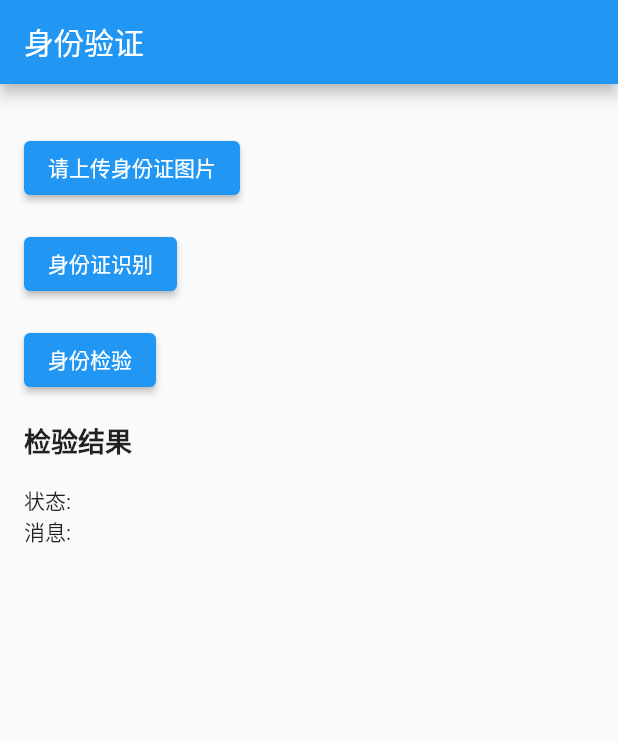
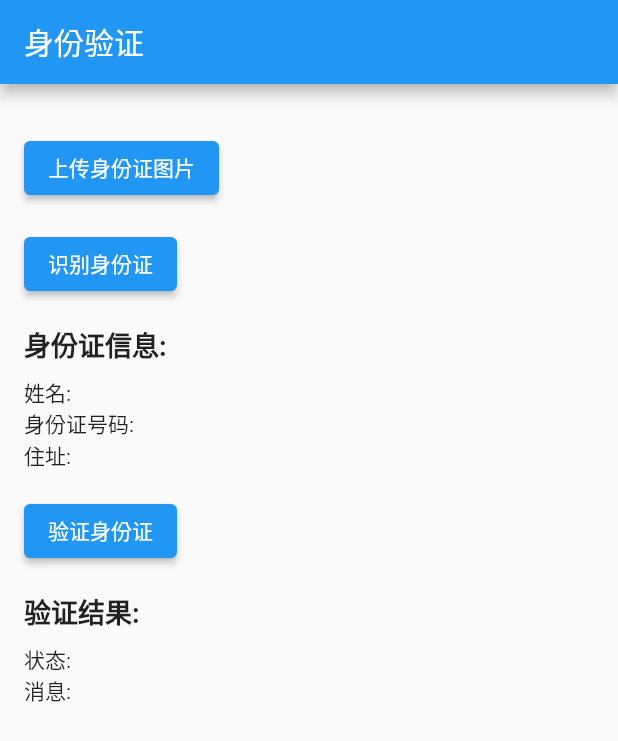
Before and after one commit to Niggling/SmartCommunity, a Flutter app: the Authentication screen opened directly, on a phone screen of 412 x 824 dp. Shown: the top 741 px of the screen. Run offline on Flutter 3.47's test engine with Material 2 defaults, Android fonts, the phone set to English and light mode, and no system bars; our stand-ins replace dio, image_picker, video_player; missing offline and left inert: dart:html, ddlwork, mysql1, xs.

Commit message:
身份证ocr识别

```diff
--- a/lib/Authentication.dart
+++ b/lib/Authentication.dart
@@ -11,20 +11,25 @@ class Authentication extends StatefulWidget {
 
 class _AuthenticationState extends State<Authentication> {
   List<String> uploadedImages = [];
-  String idCard = '220204200112240919';
-  String name = '宁立';
-  String address = ''; // 新增住址信息
+  String idCard = '';
+  String name = '';
+  String address = '';
   String status = '';
   String message = '';
 
+  TextEditingController nameController = TextEditingController();
+  TextEditingController idCardController = TextEditingController();
+  TextEditingController addressController = TextEditingController();
+
   void onImageUploaded() async {
-    final Uint8List? pickedImage =
-    await ImagePicker().getImage(source: ImageSource.gallery).then(
-          (value) => value!.readAsBytes(),
+    final XFile? pickedImage = await ImagePicker().pickImage(
+      source: ImageSource.gallery,
     );
+
     if (pickedImage != null) {
+      final Uint8List pickedImageBytes = await pickedImage.readAsBytes();
       setState(() {
-        String imageString = base64Encode(pickedImage);
+        String imageString = base64Encode(pickedImageBytes);
         uploadedImages.add(imageString);
       });
     }
@@ -59,7 +64,7 @@ class _AuthenticationState extends State<Authentication> {
         if (status == '01') {
           idCard = data['idCard'];
           name = data['name'];
-          address = data['address']; // 更新住址信息
+          // address = data['address'];
         }
       });
     } else {
@@ -68,33 +73,6 @@ class _AuthenticationState extends State<Authentication> {
         message = '身份验证请求出错';
       });
     }
-
-    showDialog(
-      context: context,
-      builder: (BuildContext context) {
-        return AlertDialog(
-          title: Text(message),
-          content: Column(
-            crossAxisAlignment: CrossAxisAlignment.start,
-            children: [
-              if (status == '01') ...[
-                Text('姓名: $name'),
-                Text('身份证号码: $idCard'),
-                Text('住址: $address'), // 显示住址信息
-              ],
-            ],
-          ),
-          actions: [
-            TextButton(
-              onPressed: () {
-                Navigator.of(context).pop();
-              },
-              child: Text('确认'),
-            ),
-          ],
-        );
-      },
-    );
   }
 
   void identifyIdCard() async {
@@ -142,11 +120,14 @@ class _AuthenticationState extends State<Authentication> {
       if (data['ret'] == 200) {
         setState(() {
           final idCardData = data['data'];
-          status = 'Success';
-          message = '身份证识别成功';
+          status = '';
+          message = '';
           idCard = idCardData['number'];
           name = idCardData['name'];
-          address = idCardData['address']; // 更新住址信息
+          address = idCardData['address'];
+          nameController.text = name; // 更新姓名文本框的内容
+          idCardController.text = idCard; // 更新身份证号码文本框的内容
+          addressController.text = address; // 更新住址文本框的内容
         });
       } else {
         setState(() {
@@ -160,33 +141,6 @@ class _AuthenticationState extends State<Authentication> {
         message = 'OCR请求出错';
       });
     }
-
-    showDialog(
-      context: context,
-      builder: (BuildContext context) {
-        return AlertDialog(
-          title: Text(message),
-          content: Column(
-            crossAxisAlignment: CrossAxisAlignment.start,
-            children: [
-              if (status == 'Success') ...[
-                Text('姓名: $name'),
-                Text('身份证号码: $idCard'),
-                Text('住址: $address'), // 显示住址信息
-              ],
-            ],
-          ),
-          actions: [
-            TextButton(
-              onPressed: () {
-                Navigator.of(context).pop();
-              },
-              child: Text('确认'),
-            ),
-          ],
-        );
-      },
-    );
   }
 
   Widget buildUploadedImages() {
@@ -209,6 +163,7 @@ class _AuthenticationState extends State<Authentication> {
                   width: 100,
                   height: 100,
                   decoration: BoxDecoration(
+                    borderRadius: BorderRadius.circular(8),
                     image: DecorationImage(
                       image: MemoryImage(base64Decode(imageData)),
                       fit: BoxFit.cover,
@@ -220,6 +175,99 @@ class _AuthenticationState extends State<Authentication> {
           ),
         ],
       );
+    }
+  }
+
+  Widget buildIdCardInfo() {
+    if (status == '01') {
+      return Column(
+        crossAxisAlignment: CrossAxisAlignment.start,
+        children: [
+          Text(
+            '姓名:',
+            style: TextStyle(fontSize: 16, fontWeight: FontWeight.bold),
+          ),
+          SizedBox(height: 4),
+          TextField(
+            controller: nameController,
+            decoration: InputDecoration(
+              hintText: '请输入姓名',
+              border: OutlineInputBorder(),
+            ),
+            onChanged: (value) {
+              setState(() {
+                name = value;
+              });
+            },
+          ),
+          SizedBox(height: 8),
+          Text(
+            '身份证号码:',
+            style: TextStyle(fontSize: 16, fontWeight: FontWeight.bold),
+          ),
+          SizedBox(height: 4),
+          TextField(
+            controller: idCardController,
+            decoration: InputDecoration(
+              hintText: '请输入身份证号码',
+              border: OutlineInputBorder(),
+            ),
+            onChanged: (value) {
+              setState(() {
+                idCard = value;
+              });
+            },
+          ),
+          SizedBox(height: 8),
+          Text(
+            '住址:',
+            style: TextStyle(fontSize: 16, fontWeight: FontWeight.bold),
+          ),
+          SizedBox(height: 4),
+          TextField(
+            controller: addressController,
+            decoration: InputDecoration(
+              hintText: '请输入住址',
+              border: OutlineInputBorder(),
+            ),
+            onChanged: (value) {
+              setState(() {
+                address = value;
+              });
+            },
+          ),
+          SizedBox(height: 16),
+          ElevatedButton(
+            onPressed: () {
+              showDialog(
+                context: context,
+                builder: (BuildContext context) {
+                  return AlertDialog(
+                    title: Text('信息已保存'),
+                    content: Text('身份信息已更新'),
+                    actions: [
+                      TextButton(
+                        onPressed: () {
+                          setState(() {
+                            nameController.text = name;
+                            idCardController.text = idCard;
+                            addressController.text = address;
+                          });
+                          Navigator.of(context).pop();
+                        },
+                        child: Text('确认'),
+                      ),
+                    ],
+                  );
+                },
+              );
+            },
+            child: Text('保存信息'),
+          ),
+        ],
+      );
+    } else {
+      return Container();
     }
   }
 
@@ -238,31 +286,37 @@ class _AuthenticationState extends State<Authentication> {
             SizedBox(height: 16),
             ElevatedButton(
               onPressed: onImageUploaded,
-              child: Text('请上传身份证图片'),
+              child: Text('上传身份证图片'),
             ),
             SizedBox(height: 16),
             ElevatedButton(
               onPressed: identifyIdCard,
-              child: Text('身份证识别'),
+              child: Text('识别身份证'),
             ),
+            SizedBox(height: 16),
+            Text(
+              '身份证信息:',
+              style: TextStyle(fontSize: 18, fontWeight: FontWeight.bold),
+            ),
+            SizedBox(height: 8),
+            Text('姓名: $name'),
+            Text('身份证号码: $idCard'),
+            Text('住址: $address'),
             SizedBox(height: 16),
             ElevatedButton(
               onPressed: verifyIdCard,
-              child: Text('身份检验'),
+              child: Text('验证身份证'),
             ),
             SizedBox(height: 16),
             Text(
-              '检验结果',
+              '验证结果:',
               style: TextStyle(fontSize: 18, fontWeight: FontWeight.bold),
             ),
-            SizedBox(height: 16),
+            SizedBox(height: 8),
             Text('状态: $status'),
             Text('消息: $message'),
-            if (status == '01') ...[
-              Text('姓名: $name'),
-              Text('身份证号码: $idCard'),
-              Text('住址: $address'), // 显示住址信息
-            ],
+            SizedBox(height: 16),
+            buildIdCardInfo(),
           ],
         ),
       ),
@@ -272,7 +326,6 @@ class _AuthenticationState extends State<Authentication> {
 
 void main() {
   runApp(MaterialApp(
-    title: '身份验证',
     home: Authentication(),
   ));
 }
```
